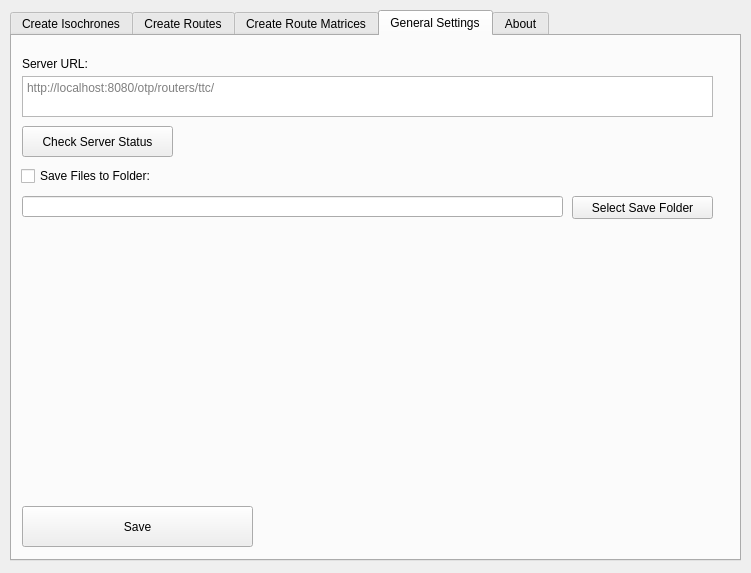
MrXsquared/otpplugin, file otp_plugin_dialog_base.ui: the form before one commit.
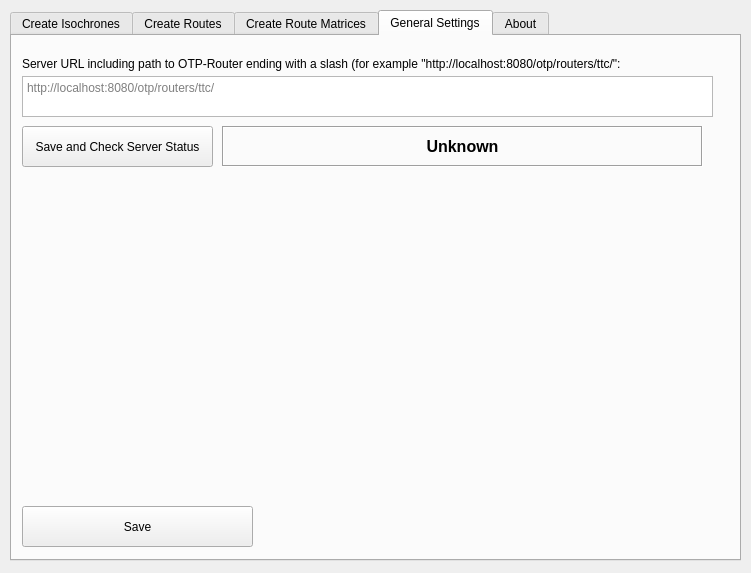
The form after the commit. The open tabs and pages were chosen to show the change. Custom widgets are drawn as their Qt base class.

```diff
--- a/otp_plugin_dialog_base.ui
+++ b/otp_plugin_dialog_base.ui
@@ -1023,7 +1023,7 @@
       </rect>
      </property>
      <property name="text">
-      <string>Server URL:</string>
+      <string>Server URL including path to OTP-Router ending with a slash (for example &quot;http://localhost:8080/otp/routers/ttc/&quot;:</string>
      </property>
     </widget>
     <widget class="QPushButton" name="GeneralSettings_Save">
@@ -1039,42 +1039,6 @@
       <string>Save</string>
      </property>
     </widget>
-    <widget class="QCheckBox" name="GeneralSettings_SaveFilesToFolder">
-     <property name="geometry">
-      <rect>
-       <x>9</x>
-       <y>130</y>
-       <width>691</width>
-       <height>20</height>
-      </rect>
-     </property>
-     <property name="text">
-      <string>Save Files to Folder:</string>
-     </property>
-    </widget>
-    <widget class="QLineEdit" name="GeneralSettings_SavePath">
-     <property name="geometry">
-      <rect>
-       <x>10</x>
-       <y>160</y>
-       <width>541</width>
-       <height>21</height>
-      </rect>
-     </property>
-    </widget>
-    <widget class="QPushButton" name="GeneralSettings_SelectSavePath">
-     <property name="geometry">
-      <rect>
-       <x>560</x>
-       <y>160</y>
-       <width>141</width>
-       <height>23</height>
-      </rect>
-     </property>
-     <property name="text">
-      <string>Select Save Folder</string>
-     </property>
-    </widget>
     <widget class="QTextEdit" name="GeneralSettings_ServerURL">
      <property name="geometry">
       <rect>
@@ -1102,12 +1066,45 @@
       <rect>
        <x>10</x>
        <y>90</y>
-       <width>151</width>
-       <height>31</height>
+       <width>191</width>
+       <height>41</height>
       </rect>
      </property>
      <property name="text">
-      <string>Check Server Status</string>
+      <string>Save and Check Server Status</string>
+     </property>
+    </widget>
+    <widget class="QLabel" name="GeneralSettings_ServerStatusResult">
+     <property name="geometry">
+      <rect>
+       <x>210</x>
+       <y>90</y>
+       <width>481</width>
+       <height>41</height>
+      </rect>
+     </property>
+     <property name="font">
+      <font>
+       <family>MS UI Gothic</family>
+       <pointsize>12</pointsize>
+       <weight>75</weight>
+       <bold>true</bold>
+      </font>
+     </property>
+     <property name="frameShape">
+      <enum>QFrame::Box</enum>
+     </property>
+     <property name="frameShadow">
+      <enum>QFrame::Sunken</enum>
+     </property>
+     <property name="text">
+      <string>Unknown</string>
+     </property>
+     <property name="textFormat">
+      <enum>Qt::AutoText</enum>
+     </property>
+     <property name="alignment">
+      <set>Qt::AlignCenter</set>
      </property>
     </widget>
    </widget>
```
Left out of the diff: 77 changed lines with no effect on the pictures.
